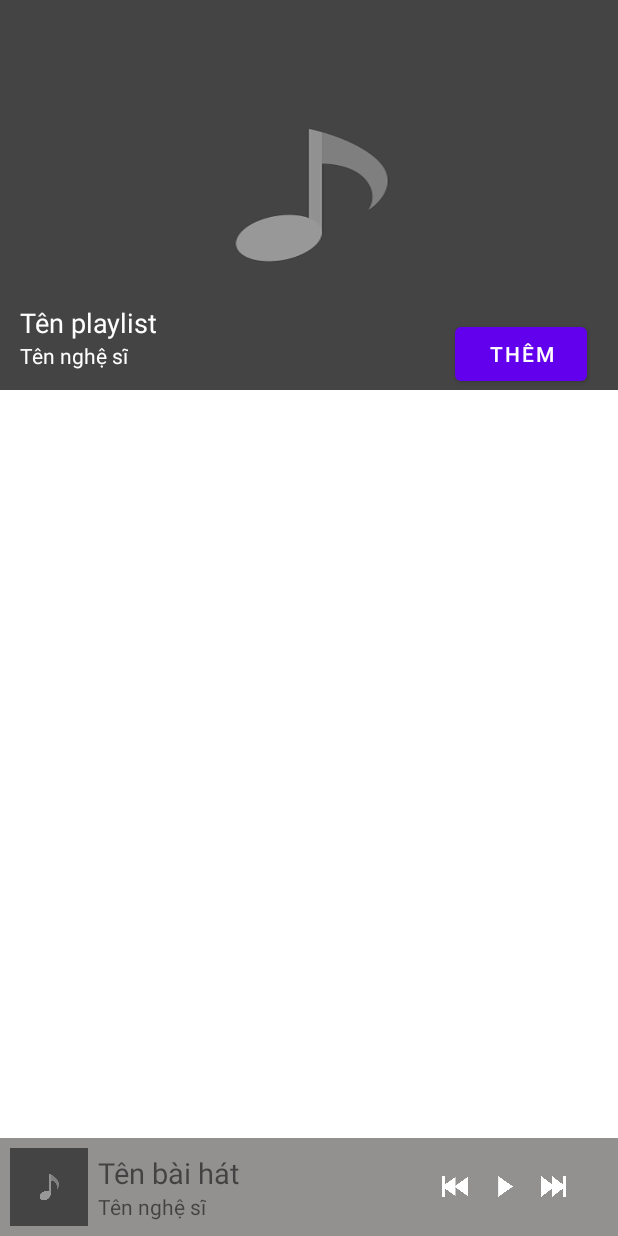
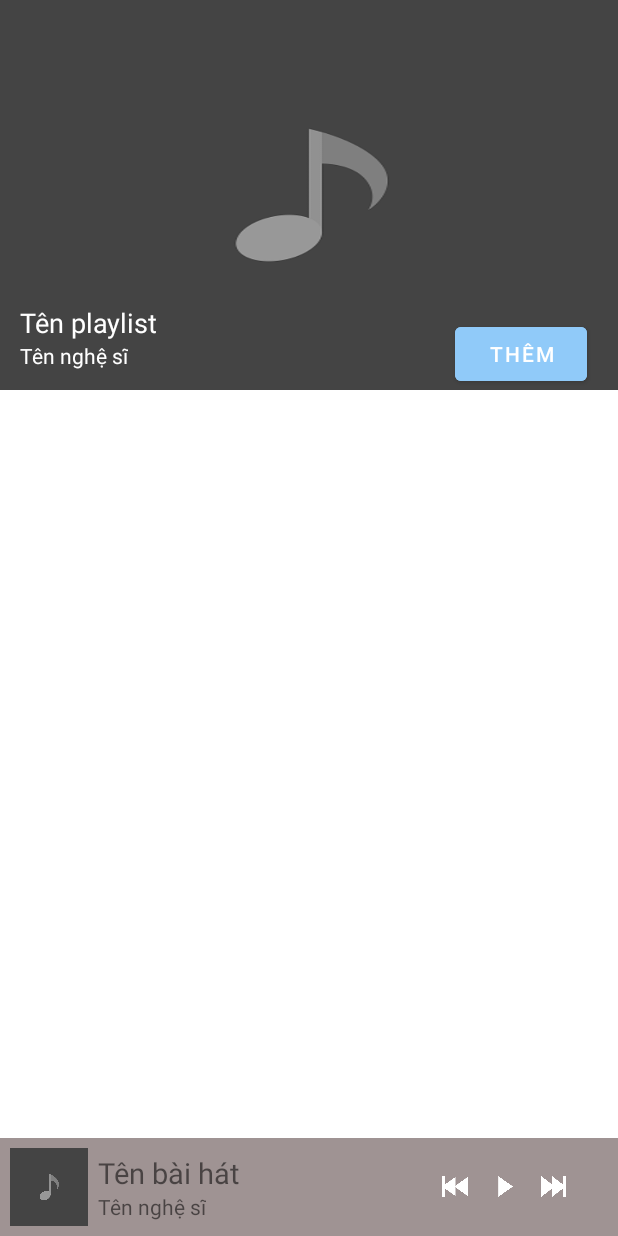
Before and after one commit to TaAnhQuan/LapTrinhMobile, an Android app: the fragment FragmentDetailPlaylist placed in its activity, on a phone screen of 412 x 824 dp. Run offline under Robolectric (Android 15) with nearby library versions, the phone set to English and light mode, and no system bars; our stand-ins replace sdp/ssp sizes; libraries missing offline, so code that uses them is left out: com.afollestad.materialdialogs; 4 statements that could not run were skipped.

Commit message:
edit theme

```diff
--- a/MusicCuoiKy/app/src/main/res/layout/bottom_bar.xml
+++ b/MusicCuoiKy/app/src/main/res/layout/bottom_bar.xml
@@ -2,7 +2,7 @@
     android:id="@+id/bottomBar"
     android:layout_width="match_parent"
     android:layout_height="@dimen/_50sdp"
-    android:background="#939090"
+    android:background="@color/colorBGPlaySongBar"
     android:clickable="true">
 
     <ImageView
@@ -25,7 +25,7 @@
             android:layout_width="wrap_content"
             android:layout_height="wrap_content"
             android:singleLine="true"
-            android:text="Tên bài hát"
+            android:text="@string/song"
             android:textSize="@dimen/_15ssp" />
 
         <TextView
@@ -33,7 +33,7 @@
             android:layout_width="wrap_content"
             android:layout_height="wrap_content"
             android:singleLine="true"
-            android:text="Tên nghệ sĩ" />
+            android:text="@string/artist" />
     </LinearLayout>
 
     <LinearLayout
--- a/MusicCuoiKy/app/src/main/res/layout/fragment_detail_album.xml
+++ b/MusicCuoiKy/app/src/main/res/layout/fragment_detail_album.xml
@@ -1,7 +1,7 @@
 <FrameLayout xmlns:android="http://schemas.android.com/apk/res/android"
     android:layout_width="match_parent"
     android:layout_height="match_parent"
-    android:background="#fff">
+    android:background="@color/white">
 
     <androidx.core.widget.NestedScrollView xmlns:app="http://schemas.android.com/apk/res-auto"
         android:layout_width="match_parent"
@@ -27,7 +27,7 @@
                 android:layout_marginStart="@dimen/_10sdp"
                 android:singleLine="true"
                 android:text="@string/song"
-                android:textColor="#fff"
+                android:textColor="@color/white"
                 android:textSize="@dimen/_14ssp" />
 
             <TextView
@@ -39,7 +39,7 @@
                 android:layout_marginBottom="@dimen/_10sdp"
                 android:singleLine="true"
                 android:text="@string/artist"
-                android:textColor="#fff" />
+                android:textColor="@color/white" />
 
             <androidx.recyclerview.widget.RecyclerView
                 android:id="@+id/rcvSongForAlbum"
--- a/MusicCuoiKy/app/src/main/res/layout/fragment_detail_artist.xml
+++ b/MusicCuoiKy/app/src/main/res/layout/fragment_detail_artist.xml
@@ -1,7 +1,7 @@
 <FrameLayout xmlns:android="http://schemas.android.com/apk/res/android"
     android:layout_width="match_parent"
     android:layout_height="match_parent"
-    android:background="#fff">
+    android:background="@color/white">
 
     <androidx.core.widget.NestedScrollView xmlns:app="http://schemas.android.com/apk/res-auto"
         android:layout_width="match_parent"
@@ -28,7 +28,7 @@
                 android:layout_marginStart="@dimen/_10sdp"
                 android:singleLine="true"
                 android:text="@string/artist"
-                android:textColor="#fff"
+                android:textColor="@color/white"
                 android:textSize="@dimen/_14ssp" />
 
             <androidx.recyclerview.widget.RecyclerView
--- a/MusicCuoiKy/app/src/main/res/layout/fragment_detail_playlist.xml
+++ b/MusicCuoiKy/app/src/main/res/layout/fragment_detail_playlist.xml
@@ -48,6 +48,7 @@
                 android:layout_alignEnd="@+id/imvPlaylist"
                 android:layout_alignBottom="@+id/imvPlaylist"
                 android:layout_marginEnd="@dimen/_16sdp"
+                android:backgroundTint="@color/colorButton"
                 android:text="Thêm" />
 
             <androidx.recyclerview.widget.RecyclerView
--- a/MusicCuoiKy/app/src/main/res/layout/fragment_playlist.xml
+++ b/MusicCuoiKy/app/src/main/res/layout/fragment_playlist.xml
@@ -4,6 +4,7 @@
     android:orientation="vertical">
 
     <Button
+        android:backgroundTint="@color/colorButton"
         android:id="@+id/btnCreatePlaylist"
         android:layout_width="wrap_content"
         android:layout_height="wrap_content"
--- a/MusicCuoiKy/app/src/main/res/layout/item_album.xml
+++ b/MusicCuoiKy/app/src/main/res/layout/item_album.xml
@@ -17,7 +17,7 @@
         android:text="@string/song"
         android:textSize="@dimen/_14ssp"
         android:singleLine="true"
-        android:textColor="#000"
+        android:textColor="@color/black"
         android:layout_below="@+id/imvAlbum"
         android:layout_centerHorizontal="true" />
 
@@ -33,7 +33,7 @@
             android:layout_height="wrap_content"
             android:text="@string/artist"
             android:singleLine="true"
-            android:textColor="#000" />
+            android:textColor="@color/black" />
 
         <TextView
             android:id="@+id/txtCount"
@@ -41,6 +41,6 @@
             android:layout_height="wrap_content"
             android:text=""
             android:singleLine="true"
-            android:textColor="#000" />
+            android:textColor="@color/black" />
     </LinearLayout>
 </RelativeLayout>
--- a/MusicCuoiKy/app/src/main/res/layout/item_artist.xml
+++ b/MusicCuoiKy/app/src/main/res/layout/item_artist.xml
@@ -24,7 +24,7 @@
             android:text="@string/artist"
             android:textSize="@dimen/_14ssp"
             android:singleLine="true"
-            android:textColor="#000" />
+            android:textColor="@color/black" />
 
         <LinearLayout
             android:layout_width="wrap_content"
@@ -36,7 +36,7 @@
                 android:layout_height="wrap_content"
                 android:text="1 album"
                 android:singleLine="true"
-                android:textColor="#000" />
+                android:textColor="@color/black" />
 
             <TextView
                 android:id="@+id/txtNumOfSongs"
--- a/MusicCuoiKy/app/src/main/res/layout/item_song.xml
+++ b/MusicCuoiKy/app/src/main/res/layout/item_song.xml
@@ -30,7 +30,7 @@
         android:layout_height="@dimen/_60sdp"
         android:orientation="vertical"
         android:layout_toEndOf="@+id/imvSong"
-        android:gravity="center"
+        android:gravity="center_vertical"
         android:layout_marginStart="@dimen/_10sdp">
 
         <TextView
@@ -40,7 +40,7 @@
             android:text="@string/song"
             android:textSize="@dimen/_14ssp"
             android:singleLine="true"
-            android:textColor="#000" />
+            android:textColor="@color/black" />
 
         <TextView
             android:id="@+id/txtArtist"
@@ -48,7 +48,7 @@
             android:layout_height="wrap_content"
             android:text="@string/artist"
             android:singleLine="true"
-            android:textColor="#000" />
+            android:textColor="@color/black" />
     </LinearLayout>
 
     <ImageButton
--- a/MusicCuoiKy/app/src/main/res/layout/notification.xml
+++ b/MusicCuoiKy/app/src/main/res/layout/notification.xml
@@ -18,7 +18,7 @@
             android:text="Tên bài hát"
             android:textSize="@dimen/_15ssp"
             android:singleLine="true"
-            android:textColor="#000" />
+            android:textColor="@color/black" />
 
         <TextView
             android:id="@+id/txtArtist"
@@ -26,7 +26,7 @@
             android:layout_height="wrap_content"
             android:text="Tên nghệ sĩ"
             android:singleLine="true"
-            android:textColor="#000" />
+            android:textColor="@color/black" />
     </LinearLayout>
 
     <LinearLayout
--- a/MusicCuoiKy/app/src/main/res/values/colors.xml
+++ b/MusicCuoiKy/app/src/main/res/values/colors.xml
@@ -11,4 +11,10 @@
     <color name="colorPrimary">#3F51B5</color>
     <color name="colorPrimaryDark">#303F9F</color>
     <color name="colorAccent">#FF4081</color>
+    <color name="colorProgressBar">#AFF123</color>
+    <color name="colorPointer">#FF4444</color>
+    <color name="colorBGPlaySongBar">#9f9393</color>
+    <color name="colorButton">#90CAF9</color>
+
+
 </resources>
--- a/MusicCuoiKy/app/src/main/res/values/themes.xml
+++ b/MusicCuoiKy/app/src/main/res/values/themes.xml
@@ -2,7 +2,7 @@
     <!-- Base application theme. -->
     <style name="Theme.MusicCuoiKy" parent="Theme.MaterialComponents.DayNight.NoActionBar">
         <!-- Primary brand color. -->
-        <item name="colorPrimary">@color/purple_500</item>
+        <item name="colorPrimary">@color/colorPrimary</item>
         <item name="colorPrimaryVariant">@color/purple_700</item>
         <item name="colorOnPrimary">@color/white</item>
         <!-- Secondary brand color. -->
@@ -12,5 +12,7 @@
         <!-- Status bar color. -->
         <item name="android:statusBarColor" tools:targetApi="l">?attr/colorPrimaryVariant</item>
         <!-- Customize your theme here. -->
+        <item name="colorPrimaryDark">@color/colorPrimaryDark</item>
+        <item name="colorAccent">@color/colorAccent</item>
     </style>
 </resources>
```
Also changed, not shown: MusicCuoiKy/app/src/main/java/com/example/musiccuoiky/activities/MainActivity.java (+6 -15 lines), MusicCuoiKy/app/src/main/res/layout/activity_play_song.xml (+4 -4 lines).
